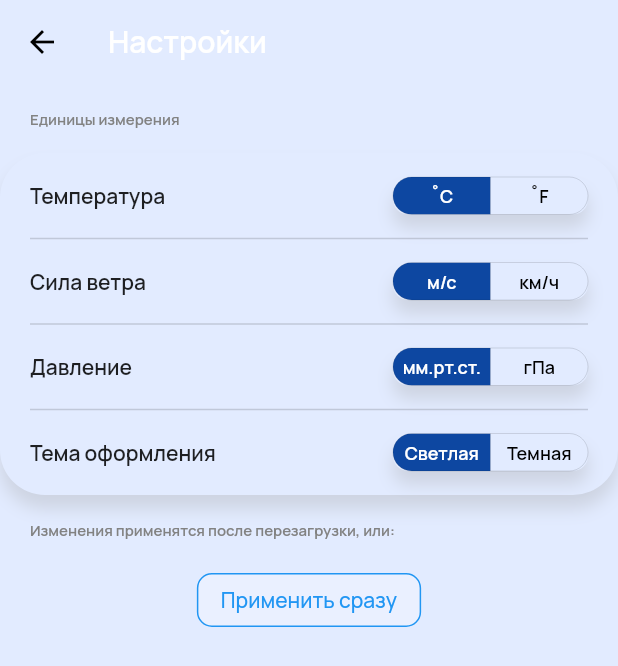
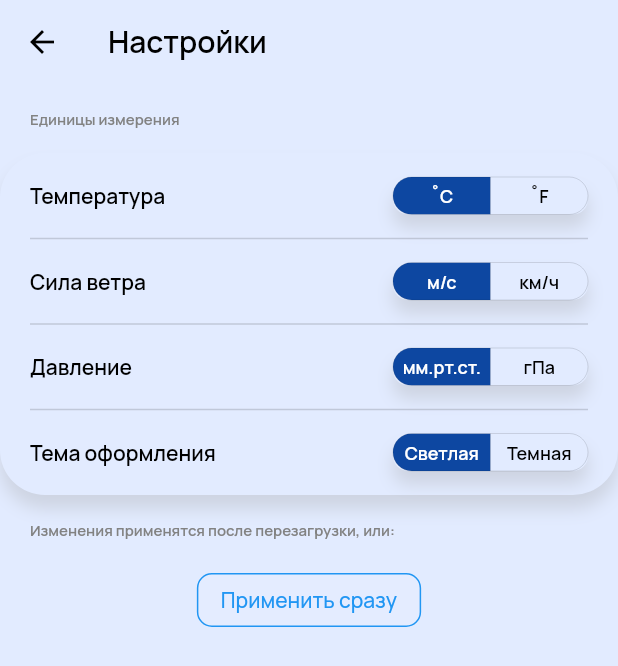
Before and after one commit to Pechenyice/flutterWeatherApp, a Flutter app: the WeatherAppSettings screen opened by its route, on a phone screen of 412 x 824 dp. Shown: the top 666 px of the screen. Run offline on Flutter 3.47's test engine with Material 2 defaults, Android fonts, the phone set to English and light mode, and no system bars; our stand-ins replace shared_preferences; accounts and stored records are empty; network calls fail; statements that could not run were skipped.

Commit message:
updated page to theme swap

```diff
--- a/lib/pages/weather_app_settings.dart
+++ b/lib/pages/weather_app_settings.dart
@@ -1,5 +1,6 @@
 import 'package:flutter/material.dart';
 import 'package:flutter_weather_app/helpers/ThemeColors.dart';
+import 'package:flutter_weather_app/helpers/ThemeImages.dart';
 import 'package:shared_preferences/shared_preferences.dart';
 
 class WeatherAppSettings extends StatefulWidget {
@@ -38,21 +39,13 @@ class _WeatherAppSettingsState extends State<WeatherAppSettings> {
   Widget createSetting(
       name, valuesList, proxyList, proxyName, valuesNamesList) {
 
-    if (proxyName == 'themeSettings') {
-      if (valuesList[1]) {
-        ThemeColors.black = Colors.black;
-      } else {
-        ThemeColors.black = Colors.white;
-      }
-    }
-
     return Row(
       mainAxisAlignment: MainAxisAlignment.spaceBetween,
       children: [
         Text(
           name,
           style: TextStyle(
-              color: Colors.black87,
+              color: ThemeColors.black,
               fontSize: 14.0,
               fontWeight: FontWeight.w600),
         ),
@@ -74,10 +67,31 @@ class _WeatherAppSettingsState extends State<WeatherAppSettings> {
             isSelected: valuesList,
             borderRadius: BorderRadius.circular(20.0),
             borderWidth: 0.0,
-            color: Colors.black,
+            color: ThemeColors.black,
             selectedColor: Colors.white,
             fillColor: Colors.blue[900],
             onPressed: (int newIndex) async {
+              if (proxyName == 'themeSettings') {
+                if (valuesList[1]) { // light
+                  ThemeColors.black = Colors.black;
+                  ThemeColors.white = Colors.white;
+                  ThemeColors.weatherBackground = Color(0xFFE2EBFF);
+                  ThemeColors.weatherPreview = Color(0xFFE0E9FD);
+                  ThemeColors.weekGradientStart = Color(0xFFCDDAF5);
+                  ThemeColors.weekGradientEnd = Color(0xFF9CBCFF);
+                  ThemeColors.menuButtons = Color(0xFF0256FF);
+                  ThemeImages.background = AssetImage("assets/imgs/background_light.png");
+                } else {
+                  ThemeColors.black = Colors.white;
+                  ThemeColors.white = Colors.black;
+                  ThemeColors.weatherBackground = Color(0xFF0C172B);
+                  ThemeColors.weatherPreview = Color(0xFF0D182C);
+                  ThemeColors.weekGradientStart = Color(0xFF223B70);
+                  ThemeColors.weekGradientEnd = Color(0xFF0F1F40);
+                  ThemeColors.menuButtons = Color(0xFF0A1743);
+                  ThemeImages.background = AssetImage("assets/imgs/background_dark.png");
+                }
+              }
               SharedPreferences prefs = await SharedPreferences.getInstance();
               setState(() {
                 for (int i = 0; i < proxyList.length; i++) {
@@ -120,7 +134,7 @@ class _WeatherAppSettingsState extends State<WeatherAppSettings> {
       appBar: AppBar(
         backgroundColor: ThemeColors.weatherBackground,
         iconTheme: IconThemeData(
-          color: Colors.black,
+          color: ThemeColors.black,
         ),
         elevation: 0.0,
         title: Text(
@@ -249,9 +263,9 @@ class _WeatherAppSettingsState extends State<WeatherAppSettings> {
                   MaterialStateProperty.resolveWith<Color>(
                           (states) {
                         if (states.contains(MaterialState.pressed)) {
-                          return Colors.white;
+                          return ThemeColors.white;
                         }
-                        return Color(0xFFEAF0FF);
+                        return ThemeColors.white;
                       }),
                   overlayColor:
                   MaterialStateProperty.resolveWith<Color>(
```
